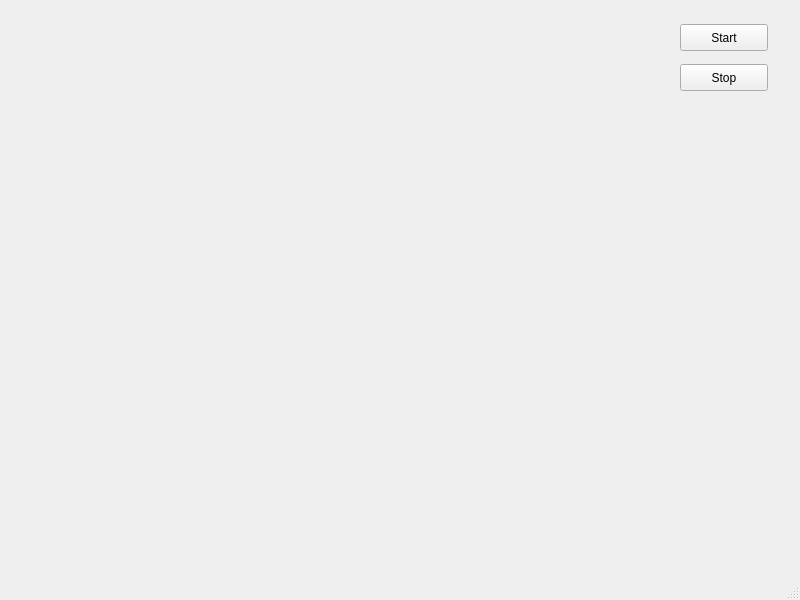
This is ProgettoAPSD/mainwindow.ui in Fappio97/Progetto-APSD as Qt 5 draws it before an edit. The edited form follows.
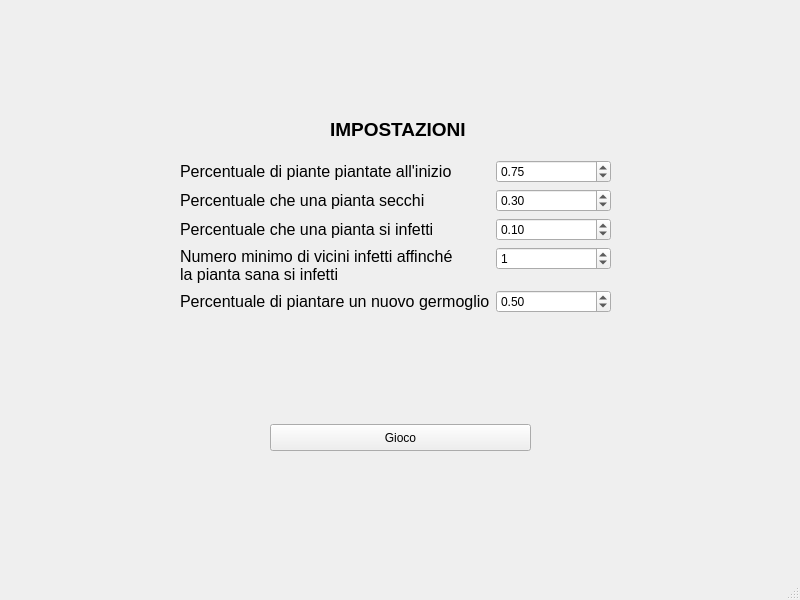
This is the edited form. The open tabs and pages were chosen to show the change.

The edit to the form file:
```diff
--- a/ProgettoAPSD/mainwindow.ui
+++ b/ProgettoAPSD/mainwindow.ui
@@ -14,31 +14,238 @@
    <string>Terreno</string>
   </property>
   <widget class="QWidget" name="centralwidget">
-   <widget class="QPushButton" name="start">
+   <widget class="QStackedWidget" name="stackedWidget">
     <property name="geometry">
      <rect>
-      <x>680</x>
-      <y>24</y>
-      <width>88</width>
-      <height>27</height>
+      <x>0</x>
+      <y>0</y>
+      <width>791</width>
+      <height>545</height>
      </rect>
     </property>
-    <property name="text">
-     <string>Start</string>
-    </property>
-   </widget>
-   <widget class="QPushButton" name="stop">
-    <property name="geometry">
-     <rect>
-      <x>680</x>
-      <y>64</y>
-      <width>88</width>
-      <height>27</height>
-     </rect>
-    </property>
-    <property name="text">
-     <string>Stop</string>
-    </property>
+    <widget class="QWidget" name="Gioco">
+     <widget class="QWidget" name="verticalLayoutWidget">
+      <property name="geometry">
+       <rect>
+        <x>640</x>
+        <y>40</y>
+        <width>131</width>
+        <height>241</height>
+       </rect>
+      </property>
+      <layout class="QVBoxLayout" name="verticalLayout">
+       <item>
+        <widget class="QPushButton" name="Start">
+         <property name="text">
+          <string>Start</string>
+         </property>
+        </widget>
+       </item>
+       <item>
+        <widget class="QPushButton" name="Stop">
+         <property name="text">
+          <string>Stop</string>
+         </property>
+        </widget>
+       </item>
+       <item>
+        <widget class="QPushButton" name="Settings">
+         <property name="text">
+          <string>Impostazioni</string>
+         </property>
+        </widget>
+       </item>
+      </layout>
+     </widget>
+    </widget>
+    <widget class="QWidget" name="Impostazioni">
+     <property name="maximumSize">
+      <size>
+       <width>791</width>
+       <height>16777215</height>
+      </size>
+     </property>
+     <property name="styleSheet">
+      <string notr="true"/>
+     </property>
+     <widget class="QWidget" name="formLayoutWidget">
+      <property name="geometry">
+       <rect>
+        <x>180</x>
+        <y>160</y>
+        <width>431</width>
+        <height>217</height>
+       </rect>
+      </property>
+      <layout class="QFormLayout" name="formLayout">
+       <property name="topMargin">
+        <number>0</number>
+       </property>
+       <item row="0" column="0">
+        <widget class="QLabel" name="label">
+         <property name="font">
+          <font>
+           <pointsize>12</pointsize>
+          </font>
+         </property>
+         <property name="text">
+          <string>Percentuale di piante piantate all'inizio </string>
+         </property>
+        </widget>
+       </item>
+       <item row="0" column="1">
+        <widget class="QDoubleSpinBox" name="pianteInizio">
+         <property name="decimals">
+          <number>2</number>
+         </property>
+         <property name="maximum">
+          <double>1.000000000000000</double>
+         </property>
+         <property name="singleStep">
+          <double>0.010000000000000</double>
+         </property>
+         <property name="value">
+          <double>0.750000000000000</double>
+         </property>
+        </widget>
+       </item>
+       <item row="1" column="0">
+        <widget class="QLabel" name="label_2">
+         <property name="font">
+          <font>
+           <pointsize>12</pointsize>
+          </font>
+         </property>
+         <property name="text">
+          <string>Percentuale che una pianta secchi</string>
+         </property>
+        </widget>
+       </item>
+       <item row="1" column="1">
+        <widget class="QDoubleSpinBox" name="pianteSecche">
+         <property name="maximum">
+          <double>1.000000000000000</double>
+         </property>
+         <property name="singleStep">
+          <double>0.010000000000000</double>
+         </property>
+         <property name="value">
+          <double>0.300000000000000</double>
+         </property>
+        </widget>
+       </item>
+       <item row="2" column="0">
+        <widget class="QLabel" name="label_3">
+         <property name="font">
+          <font>
+           <pointsize>12</pointsize>
+          </font>
+         </property>
+         <property name="text">
+          <string>Percentuale che una pianta si infetti </string>
+         </property>
+        </widget>
+       </item>
+       <item row="2" column="1">
+        <widget class="QDoubleSpinBox" name="piantaInfetta">
+         <property name="maximum">
+          <double>1.000000000000000</double>
+         </property>
+         <property name="singleStep">
+          <double>0.010000000000000</double>
+         </property>
+         <property name="value">
+          <double>0.100000000000000</double>
+         </property>
+        </widget>
+       </item>
+       <item row="3" column="0">
+        <widget class="QLabel" name="label_4">
+         <property name="font">
+          <font>
+           <pointsize>12</pointsize>
+          </font>
+         </property>
+         <property name="text">
+          <string>Numero minimo di vicini infetti affinché
+la pianta sana si infetti</string>
+         </property>
+        </widget>
+       </item>
+       <item row="3" column="1">
+        <widget class="QSpinBox" name="viciniInfetti">
+         <property name="maximum">
+          <number>8</number>
+         </property>
+         <property name="value">
+          <number>1</number>
+         </property>
+        </widget>
+       </item>
+       <item row="4" column="0">
+        <widget class="QLabel" name="label_5">
+         <property name="font">
+          <font>
+           <pointsize>12</pointsize>
+          </font>
+         </property>
+         <property name="text">
+          <string>Percentuale di piantare un nuovo germoglio</string>
+         </property>
+        </widget>
+       </item>
+       <item row="4" column="1">
+        <widget class="QDoubleSpinBox" name="nuovaPianta">
+         <property name="minimum">
+          <double>0.000000000000000</double>
+         </property>
+         <property name="maximum">
+          <double>1.000000000000000</double>
+         </property>
+         <property name="singleStep">
+          <double>0.010000000000000</double>
+         </property>
+         <property name="value">
+          <double>0.500000000000000</double>
+         </property>
+        </widget>
+       </item>
+      </layout>
+     </widget>
+     <widget class="QLabel" name="label_6">
+      <property name="geometry">
+       <rect>
+        <x>330</x>
+        <y>120</y>
+        <width>141</width>
+        <height>19</height>
+       </rect>
+      </property>
+      <property name="font">
+       <font>
+        <pointsize>14</pointsize>
+        <weight>75</weight>
+        <bold>true</bold>
+       </font>
+      </property>
+      <property name="text">
+       <string>IMPOSTAZIONI</string>
+      </property>
+     </widget>
+     <widget class="QPushButton" name="pushButton">
+      <property name="geometry">
+       <rect>
+        <x>270</x>
+        <y>424</y>
+        <width>261</width>
+        <height>27</height>
+       </rect>
+      </property>
+      <property name="text">
+       <string>Gioco</string>
+      </property>
+     </widget>
+    </widget>
    </widget>
   </widget>
   <widget class="QMenuBar" name="menubar">
```
